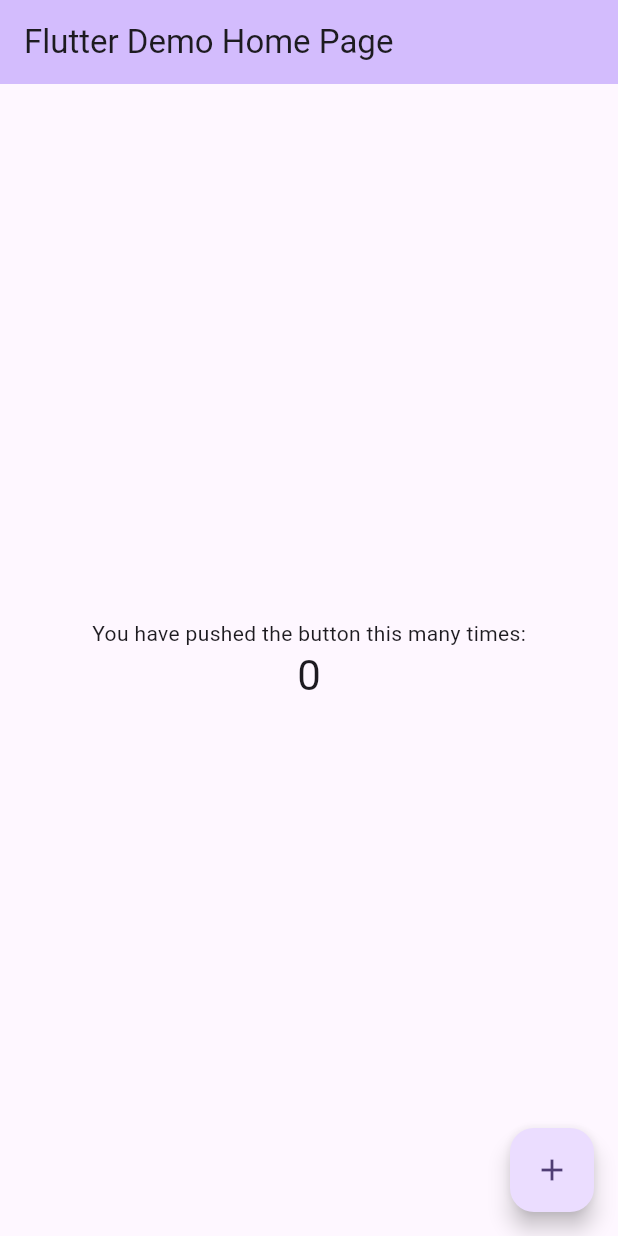
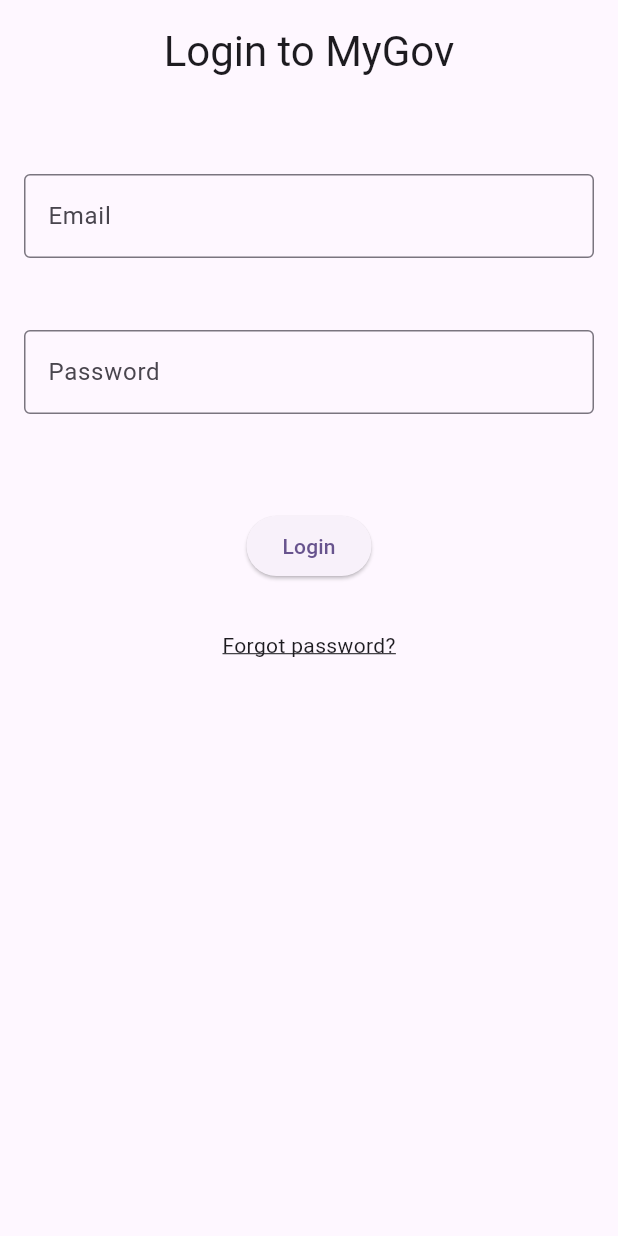
Before and after one commit to Oussama95el/MyGov_MobileApp, a Flutter app: the screen it shows after launch, on a phone screen of 412 x 824 dp. Run offline on Flutter 3.47's test engine with Material 2 defaults, Android fonts, the phone set to English and light mode, and no system bars.

Commit message:
finalizing app build apk myGov

```diff
--- a/mygov_mob_app/lib/main.dart
+++ b/mygov_mob_app/lib/main.dart
@@ -1,4 +1,8 @@
 import 'package:flutter/material.dart';
+import 'package:http/http.dart' as http;
+import 'dart:convert';
+
+import 'package:mygov_mob_app/component/Transaction.dart';
 
 void main() {
   runApp(const MyApp());
@@ -11,115 +15,134 @@ class MyApp extends StatelessWidget {
   @override
   Widget build(BuildContext context) {
     return MaterialApp(
-      title: 'Flutter Demo',
+      title: 'MyGov Login',
       theme: ThemeData(
-        // This is the theme of your application.
-        //
-        // TRY THIS: Try running your application with "flutter run". You'll see
-        // the application has a blue toolbar. Then, without quitting the app,
-        // try changing the seedColor in the colorScheme below to Colors.green
-        // and then invoke "hot reload" (save your changes or press the "hot
-        // reload" button in a Flutter-supported IDE, or press "r" if you used
-        // the command line to start the app).
-        //
-        // Notice that the counter didn't reset back to zero; the application
-        // state is not lost during the reload. To reset the state, use hot
-        // restart instead.
-        //
-        // This works for code too, not just values: Most code changes can be
-        // tested with just a hot reload.
+        primarySwatch: Colors.cyan,
         colorScheme: ColorScheme.fromSeed(seedColor: Colors.deepPurple),
         useMaterial3: true,
       ),
-      home: const MyHomePage(title: 'Flutter Demo Home Page'),
+        // style the backgroud color of the app
+      home:  LoginPage(),
     );
   }
 }
 
-class MyHomePage extends StatefulWidget {
-  const MyHomePage({super.key, required this.title});
+class LoginPage extends StatefulWidget {
+  @override
+  _LoginPageState createState() => _LoginPageState();
+}
 
-  // This widget is the home page of your application. It is stateful, meaning
-  // that it has a State object (defined below) that contains fields that affect
-  // how it looks.
-
-  // This class is the configuration for the state. It holds the values (in this
-  // case the title) provided by the parent (in this case the App widget) and
-  // used by the build method of the State. Fields in a Widget subclass are
-  // always marked "final".
-
-  final String title;
+class _LoginPageState extends State<LoginPage> {
+  final _emailController = TextEditingController();
+  final _passwordController = TextEditingController();
 
   @override
-  State<MyHomePage> createState() => _MyHomePageState();
-}
-
-class _MyHomePageState extends State<MyHomePage> {
-  int _counter = 0;
-
-  void _incrementCounter() {
-    setState(() {
-      // This call to setState tells the Flutter framework that something has
-      // changed in this State, which causes it to rerun the build method below
-      // so that the display can reflect the updated values. If we changed
-      // _counter without calling setState(), then the build method would not be
-      // called again, and so nothing would appear to happen.
-      _counter++;
-    });
+  void dispose() {
+    _emailController.dispose();
+    _passwordController.dispose();
+    super.dispose();
   }
 
   @override
   Widget build(BuildContext context) {
-    // This method is rerun every time setState is called, for instance as done
-    // by the _incrementCounter method above.
-    //
-    // The Flutter framework has been optimized to make rerunning build methods
-    // fast, so that you can just rebuild anything that needs updating rather
-    // than having to individually change instances of widgets.
     return Scaffold(
-      appBar: AppBar(
-        // TRY THIS: Try changing the color here to a specific color (to
-        // Colors.amber, perhaps?) and trigger a hot reload to see the AppBar
-        // change color while the other colors stay the same.
-        backgroundColor: Theme.of(context).colorScheme.inversePrimary,
-        // Here we take the value from the MyHomePage object that was created by
-        // the App.build method, and use it to set our appbar title.
-        title: Text(widget.title),
-      ),
-      body: Center(
-        // Center is a layout widget. It takes a single child and positions it
-        // in the middle of the parent.
+      body: SafeArea(
+        child: SingleChildScrollView(
           child: Column(
-          // Column is also a layout widget. It takes a list of children and
-          // arranges them vertically. By default, it sizes itself to fit its
-          // children horizontally, and tries to be as tall as its parent.
-          //
-          // Column has various properties to control how it sizes itself and
-          // how it positions its children. Here we use mainAxisAlignment to
-          // center the children vertically; the main axis here is the vertical
-          // axis because Columns are vertical (the cross axis would be
-          // horizontal).
-          //
-          // TRY THIS: Invoke "debug painting" (choose the "Toggle Debug Paint"
-          // action in the IDE, or press "p" in the console), to see the
-          // wireframe for each widget.
             mainAxisAlignment: MainAxisAlignment.center,
             children: <Widget>[
-            const Text(
-              'You have pushed the button this many times:',
+              Padding(
+                padding: const EdgeInsets.all(16.0),
+                child: Text(
+                  'Login to MyGov',
+                  style: Theme.of(context).textTheme.headline4,
                 ),
-            Text(
-              '$_counter',
-              style: Theme.of(context).textTheme.headlineMedium,
+              ),
+              const SizedBox(height: 32.0),
+              Padding(
+                padding: const EdgeInsets.all(16.0),
+                child: TextFormField(
+                  controller: _emailController,
+                  keyboardType: TextInputType.emailAddress,
+                  decoration: const InputDecoration(
+                    labelText: 'Email',
+                    hintText: 'Enter your email address',
+                    border: OutlineInputBorder(),
+                  ),
+                ),
+              ),
+              const SizedBox(height: 16.0),
+              Padding(
+                padding: const EdgeInsets.all(16.0),
+                child: TextFormField(
+                  controller: _passwordController,
+                  obscureText: true,
+                  decoration: const InputDecoration(
+                    labelText: 'Password',
+                    hintText: 'Enter your password',
+                    border: OutlineInputBorder(),
+                  ),
+                ),
+              ),
+              const SizedBox(height: 32.0),
+              Padding(
+                padding: const EdgeInsets.all(16.0),
+                child: ElevatedButton(
+                  onPressed: () async {
+                    final result = await authentication(context,_emailController.text, _passwordController.text);
+
+                  },
+                  child: const Text('Login'),
+                ),
+              ),
+              const SizedBox(height: 16.0),
+              GestureDetector(
+                onTap: () {
+                  // TODO: Implement forgot password logic
+                },
+                child: const Text(
+                  'Forgot password?',
+                  style: TextStyle(
+                    decoration: TextDecoration.underline,
+                  ),
+                ),
               ),
             ],
           ),
         ),
-      floatingActionButton: FloatingActionButton(
-        onPressed: _incrementCounter,
-        tooltip: 'Increment',
-        child: const Icon(Icons.add),
-      ), // This trailing comma makes auto-formatting nicer for build methods.
+      ),
     );
   }
 }
+
+Future<String> authentication(BuildContext context,String email,String password) async {
+  // Do some async work that requires the BuildContext
+  final result = await login(email, password);
+
+  // Use the context
+  ScaffoldMessenger.of(context).showSnackBar(SnackBar(
+    content: Text('Result: $result'),
+  ));
+  Navigator.push(
+    context,
+    MaterialPageRoute(builder: (context) => TransactionScreen()),
+  );
+
+  return result;
+}
+
+Future<dynamic> login(String email, String password) async {
+  final url = Uri.parse('http://192.168.9.104:8081/api/auth/login');
+  final response = await http.post(
+    url,
+    headers: {
+      'Content-Type': 'application/json',
+    },
+    body: jsonEncode({
+      'email': email,
+      'password': password,
+    }),
+  );
+  Map<String, dynamic> data = jsonDecode(response.body);
+  return data;
+}
```
Also changed, not shown: mygov_mob_app/lib/component/Transaction.dart (added, +91 -0 lines), mygov_mob_app/pubspec.yaml (+3 -4 lines), mygov_mob_app/pubspec.lock. Lines whose indentation alone changed are shown as unchanged.
